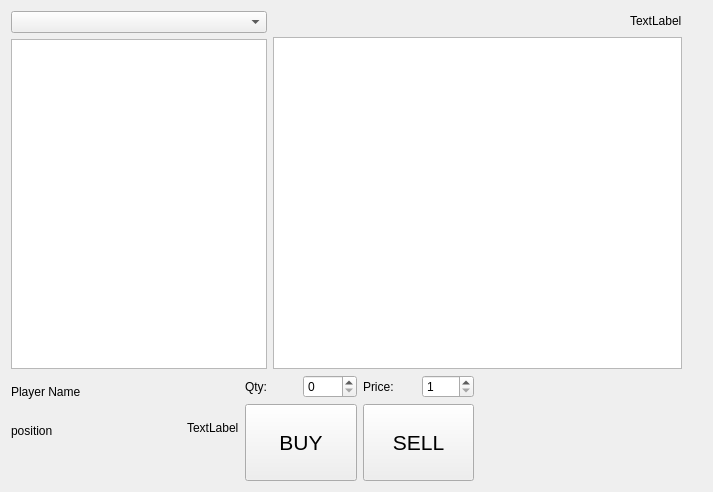
The window that tradingfootball/trading.ui (protoblock/protoblock) describes before a commit, drawn with Qt 5.
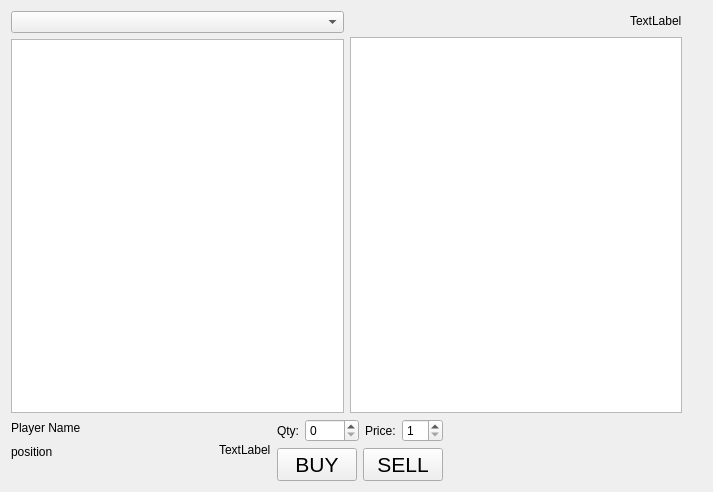
The same window after the commit.

What changed in the file:
```diff
--- a/tradingfootball/trading.ui
+++ b/tradingfootball/trading.ui
@@ -24,14 +24,7 @@
           <widget class="QComboBox" name="gamesCombo"/>
          </item>
          <item row="1" column="0">
-          <widget class="QTableView" name="playerList">
-           <property name="sizePolicy">
-            <sizepolicy hsizetype="Preferred" vsizetype="Preferred">
-             <horstretch>0</horstretch>
-             <verstretch>0</verstretch>
-            </sizepolicy>
-           </property>
-          </widget>
+          <widget class="QTableView" name="playerList"/>
          </item>
         </layout>
        </item>
@@ -124,7 +117,7 @@
        <item row="1" column="1">
         <widget class="QPushButton" name="sellit">
          <property name="sizePolicy">
-          <sizepolicy hsizetype="Expanding" vsizetype="Expanding">
+          <sizepolicy hsizetype="Preferred" vsizetype="Preferred">
            <horstretch>0</horstretch>
            <verstretch>0</verstretch>
           </sizepolicy>
@@ -142,7 +135,7 @@
        <item row="1" column="0">
         <widget class="QPushButton" name="buyit">
          <property name="sizePolicy">
-          <sizepolicy hsizetype="Expanding" vsizetype="Expanding">
+          <sizepolicy hsizetype="Preferred" vsizetype="Preferred">
            <horstretch>0</horstretch>
            <verstretch>0</verstretch>
           </sizepolicy>
```
